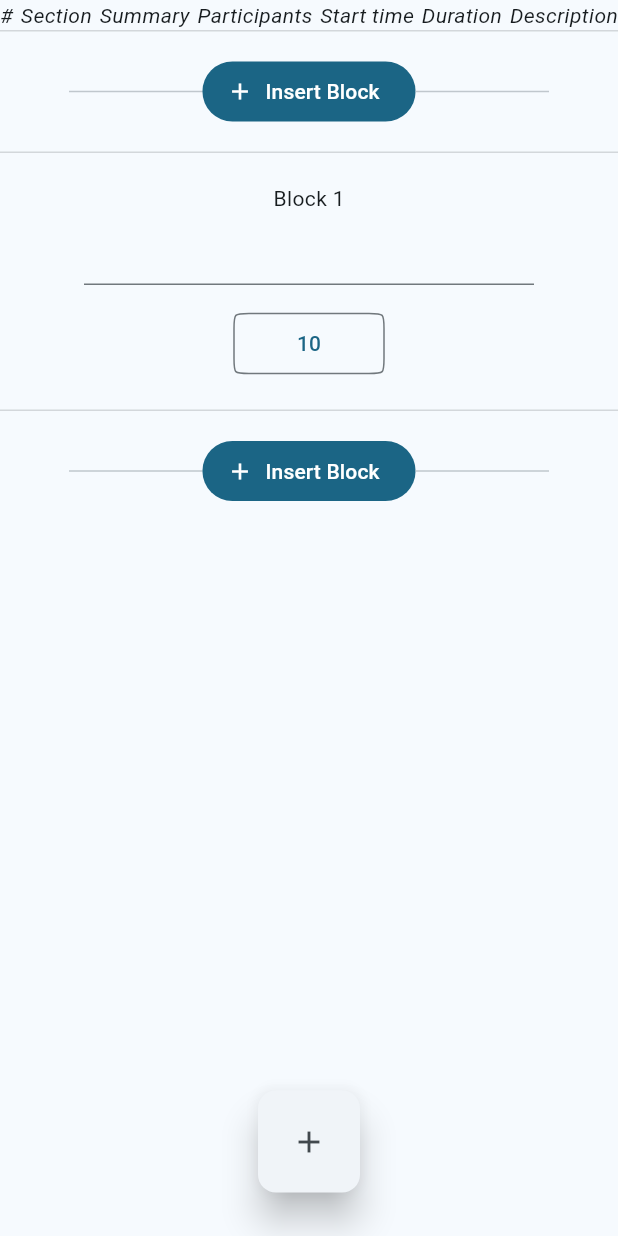
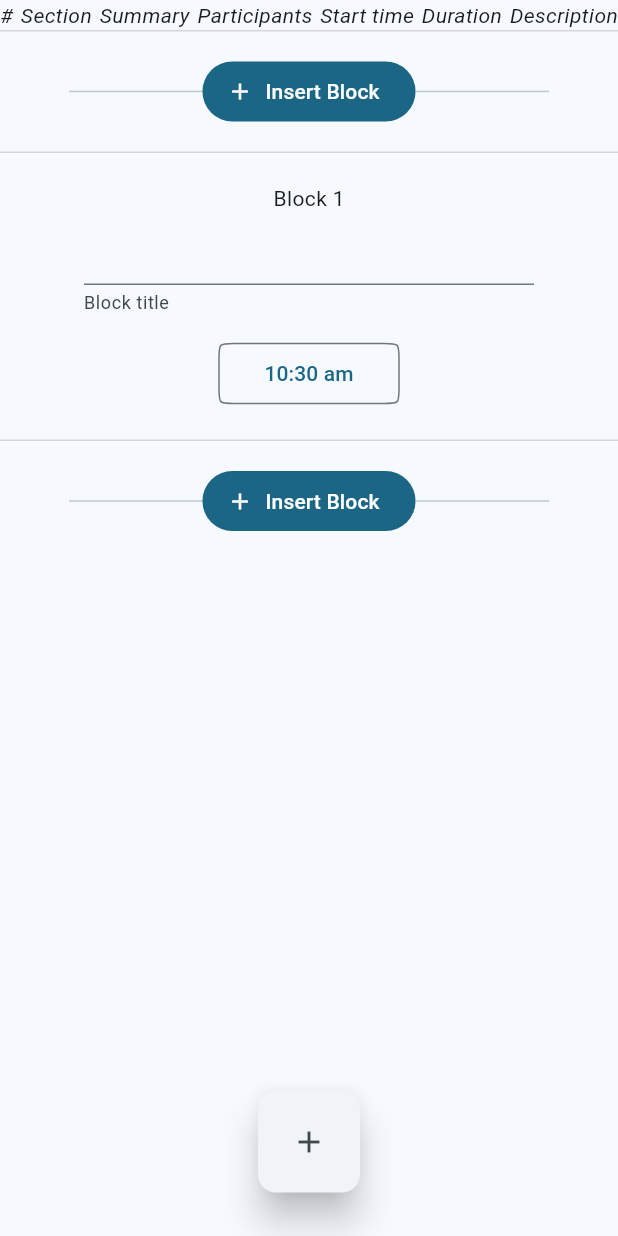
Before and after one commit to JoelLV/event-planner-web, a Flutter app: the screen it shows after launch, after a tap on the "add" icon, after a tap on "Insert Block", on a phone screen of 412 x 824 dp. Run offline on Flutter 3.47's test engine with Material 3 defaults, Android fonts, the phone set to English and light mode, and no system bars.

Commit message:
Implemented editing block title and limited modification of start time to the first block.

```diff
--- a/lib/ui/ro_editor/view_models/ro_editor_view_model.dart
+++ b/lib/ui/ro_editor/view_models/ro_editor_view_model.dart
@@ -51,18 +51,40 @@ class RoEditorViewModel extends ChangeNotifier {
 
   /// Modifies an existing event block specified by its index
   /// in the [eventBlocks] list with the given time.
-  void setEventBlockData(int index, TimeOfDay time) {
+  void setEventBlockData(int index, {TimeOfDay? time, String? blockName}) {
     final block = _eventBlocks[index];
-    block.startTime = DateTime.now().copyWith(
-      hour: time.hour,
-      minute: time.minute,
-    );
+    if (time != null) {
+      if (index != 0) {
+        throw ArgumentError.value(
+          index,
+          'index',
+          'value `index` does not equal to 0',
+        );
+      }
+      block.startTime = DateTime.now().copyWith(
+        hour: time.hour,
+        minute: time.minute,
+      );
+    }
+    if (blockName != null) {
+      block.title = blockName;
+    }
 
-    notifyListeners();
+    if (time != null || blockName != null) {
+      notifyListeners();
+    }
   }
 
   /// Converts a given number to its equivalent in roman numerals.
   String intToRomanNumber(int n) {
     return '';
   }
+
+  /// Converts a given [DateTime] object to a string
+  /// representation in the format HH:mm am|pm.
+  String convertBlockTimeToTimestamp(DateTime time) {
+    var hour = time.hour;
+    var minute = time.minute;
+    return '${hour.toString().padLeft(2, '0')}:${minute.toString().padLeft(2, '0')} ${hour < 11 ? 'am' : 'pm'}';
+  }
 }
--- a/lib/ui/ro_editor/widgets/ro_editor_table_widget.dart
+++ b/lib/ui/ro_editor/widgets/ro_editor_table_widget.dart
@@ -111,7 +111,7 @@ class _EventBlockContainer extends StatelessWidget {
 
   @override
   Widget build(BuildContext context) {
-    var startTime = editorViewModel.eventBlocks[blockIndex].startTime;
+    var block = editorViewModel.eventBlocks[blockIndex];
 
     return Container(
       decoration: BoxDecoration(
@@ -125,15 +125,29 @@ class _EventBlockContainer extends StatelessWidget {
         crossAxisAlignment: .center,
         children: [
           Text('Block ${blockIndex + 1}'),
-          SizedBox(width: 300, child: TextField(textAlign: .center)),
+          SizedBox(
+            width: 300,
+            child: TextField(
+              textAlign: .center,
+              decoration: InputDecoration(helperText: 'Block title'),
+              onChanged: (value) {
+                editorViewModel.setEventBlockData(blockIndex, blockName: value);
+              },
+            ),
+          ),
           SizedBox(height: 15),
+          if (blockIndex == 0)
             SizedBox(
-            width: 100,
+              width: 120,
+              child: Tooltip(
+                message: 'Edit start time',
                 child: OutlinedButton(
                   style: ButtonStyle(
                     shape: WidgetStatePropertyAll(
                       ContinuousRectangleBorder(
-                    borderRadius: BorderRadiusGeometry.all(Radius.circular(10)),
+                        borderRadius: BorderRadiusGeometry.all(
+                          Radius.circular(10),
+                        ),
                       ),
                     ),
                   ),
@@ -141,20 +155,25 @@ class _EventBlockContainer extends StatelessWidget {
                       showTimePicker(
                         context: context,
                         initialTime: TimeOfDay(
-                      hour: startTime.hour,
-                      minute: startTime.minute,
+                          hour: block.startTime.hour,
+                          minute: block.startTime.minute,
                         ),
                       ).then((value) {
                         if (value != null) {
-                      editorViewModel.setEventBlockData(blockIndex, value);
+                          editorViewModel.setEventBlockData(
+                            blockIndex,
+                            time: value,
+                          );
                         }
                       }),
                   child: Text(
-                editorViewModel.eventBlocks[blockIndex].startTime.hour
-                    .toString(),
+                    editorViewModel.convertBlockTimeToTimestamp(block.startTime),
                   ),
                 ),
               ),
+            ),
+          if (blockIndex != 0)
+            Text(editorViewModel.convertBlockTimeToTimestamp(block.startTime)),
         ],
       ),
     );
```
Lines whose indentation alone changed are shown as unchanged.
